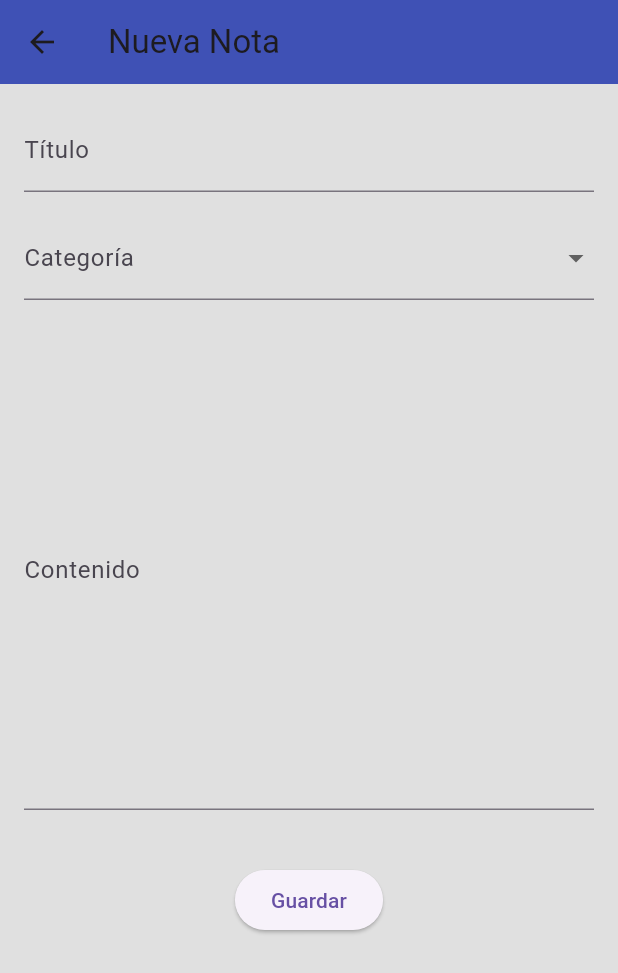
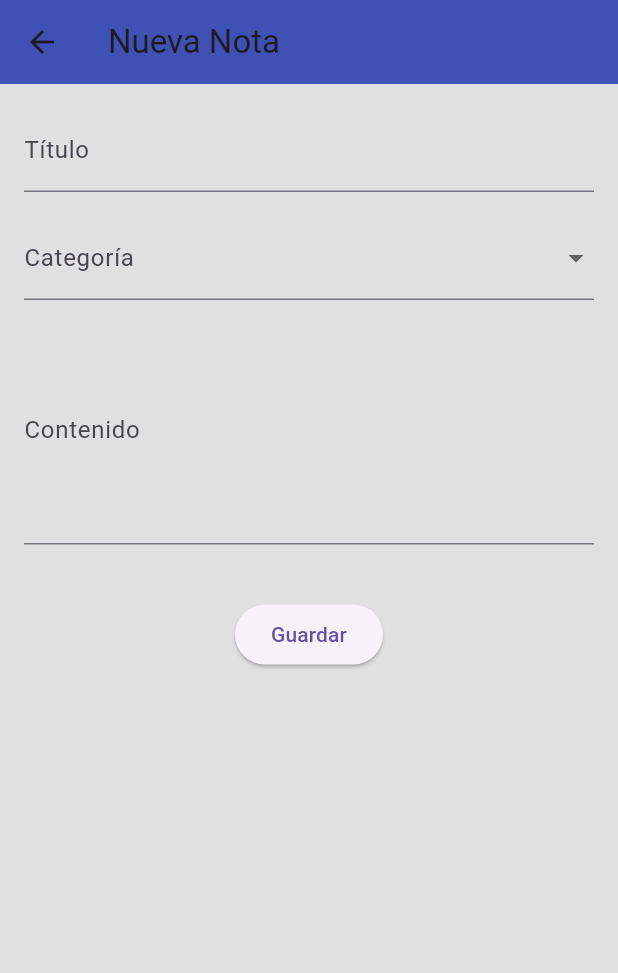
Before and after one commit to Slorq-code/toImaginemos, a Flutter app: the NoteScreen screen opened by its route, on a phone screen of 412 x 824 dp. Shown: the top 973 px of the screen. Run offline on Flutter 3.47's test engine with Material 3 defaults, Android fonts, the phone set to English and light mode, and no system bars; our stand-ins replace cloud_firestore, firebase_core, flutter_secure_storage; accounts and stored records are empty.

Commit message:
update: details

```diff
--- a/lib/BLoC/notes/notes_bloc.dart
+++ b/lib/BLoC/notes/notes_bloc.dart
@@ -4,7 +4,7 @@ import 'package:to_imaginemos_app/BLoC/auth/auth_bloc.dart';
 
 class NoteService {
   final CollectionReference _notesCollection =
-      FirebaseFirestore.instance.collection('notas');
+      FirebaseFirestore.instance.collection('notasAppAndres');
   final AuthService _authService = AuthService();
 
   Future<String?> _getUserUid() async {
--- a/lib/screens/note_screen.dart
+++ b/lib/screens/note_screen.dart
@@ -83,11 +83,11 @@ class _NoteScreenState extends State<NoteScreen> {
                   return null;
                 },
               ),
-              const SizedBox(height: 20.0),
+              const SizedBox(height: 11.0),
               TextFormField(
                 controller: _bodyController,
                 decoration: const InputDecoration(labelText: 'Contenido'),
-                maxLines: 12,
+                maxLines: 5,
                 validator: (value) {
                   if (value == null || value.isEmpty) {
                     return 'Por favor ingresa el contenido';
```
